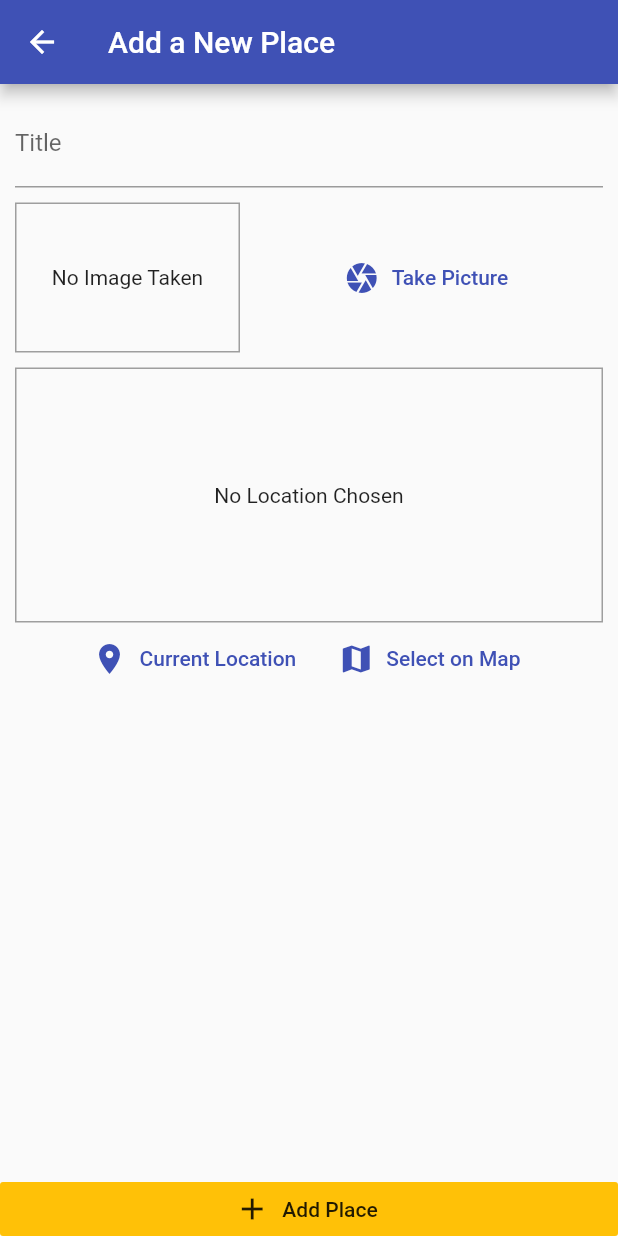
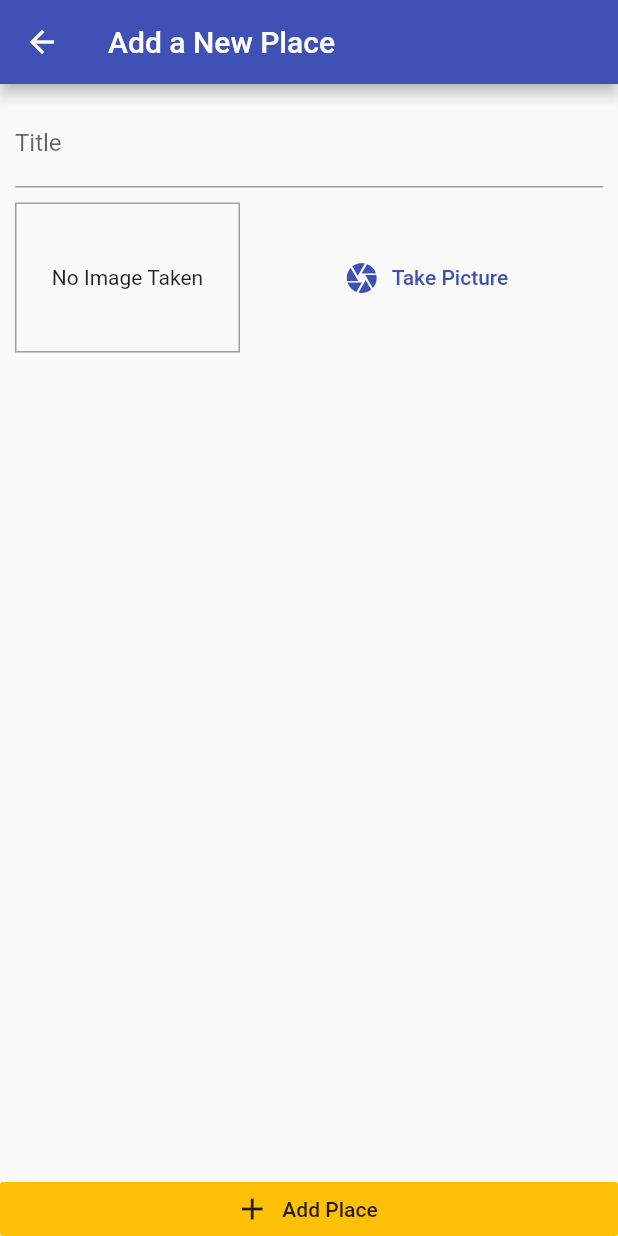
Before and after one commit to marvemakuyana/Places, a Flutter app: the AddPlaceScreen screen opened by its route, after a tap on "Add Place", on a phone screen of 412 x 824 dp. Run offline on Flutter 3.47's test engine with Material 2 defaults, Android fonts, the phone set to English and light mode, and no system bars; our stand-ins replace google_maps_flutter, image_picker, location, sqflite; accounts and stored records are empty.

Commit message:
without location

```diff
--- a/lib/helpers/db_helper.dart
+++ b/lib/helpers/db_helper.dart
@@ -7,7 +7,8 @@ class DBHelper {
   static Future<Database> database() async {
     final dbPath = await sql.getDatabasesPath();
    return sql.openDatabase(path.join(dbPath, 'places.db'), onCreate: (db, version) {
-      return db.execute('CREATE TABLE user_places(id TEXT PRIMARY KEY, title TEXT, image TEXT, loc_lat REAL, loc_lng REAL, address TEXT)');
+     return db.execute('CREATE TABLE user_places(id TEXT PRIMARY KEY, title TEXT, image TEXT)');
+      //return db.execute('CREATE TABLE user_places(id TEXT PRIMARY KEY, title TEXT, image TEXT, loc_lat REAL, loc_lng REAL, address TEXT)');
     }, version:  1);
   }
   static Future<void> insert(String table, Map<String, Object> data) async {
--- a/lib/providers/great_places.dart
+++ b/lib/providers/great_places.dart
@@ -16,18 +16,20 @@ class GreatPlaces with ChangeNotifier {
     return _items.firstWhere((place) => place.id == id);
   }
 
-  Future<void> addPlace(String pickedTitle, File pickedImage, PlaceLocation pickedLocation) async {
-    final address = await LocationHelper.getPlaceAdress(pickedLocation.latitude, pickedLocation.longitude);
-    final updatedLocation = PlaceLocation(
-      latitude: pickedLocation.latitude,
-      longitude: pickedLocation.longitude,
-      address: address,
-    );
+ Future<void> addPlace(String pickedTitle, File pickedImage) async {
+  //Future<void> addPlace(String pickedTitle, File pickedImage, PlaceLocation pickedLocation) async {
+    //final address = await LocationHelper.getPlaceAdress(pickedLocation.latitude, pickedLocation.longitude);
+    // final updatedLocation = PlaceLocation(
+    //   latitude: pickedLocation.latitude,
+    //   longitude: pickedLocation.longitude,
+    //   address: address,
+    // );
     final newplace  = Place(
       id: DateTime.now().toString(),
       image: pickedImage,
       title: pickedTitle,
-      location: updatedLocation,
+      location: null,
+      //location: updatedLocation,
     );
     _items.add(newplace);
     notifyListeners();
@@ -35,9 +37,9 @@ class GreatPlaces with ChangeNotifier {
       'id': newplace.id,
       'title': newplace.title,
       'image': newplace.image.path,
-      'loc_lat': newplace.location.latitude,
-      'loc_lng': newplace.location.longitude,
-      'address': newplace.location.address
+      // 'loc_lat': newplace.location.latitude,
+      // 'loc_lng': newplace.location.longitude,
+      // 'address': newplace.location.address
     });
   }
 
@@ -47,11 +49,12 @@ class GreatPlaces with ChangeNotifier {
       id: item['id'],
       title: item['title'],
       image: File(item['image']),
-      location: PlaceLocation(
-        latitude: item['loc_lat'],
-        longitude: item['loc_lng'],
-        address: item['address'],
-      ),
+      location: null
+      // location: PlaceLocation(
+      //   latitude: item['loc_lat'],
+      //   longitude: item['loc_lng'],
+      //   address: item['address'],
+      // ),
      ),
     ).toList();
     notifyListeners();
--- a/lib/screens/add_place_screen.dart
+++ b/lib/screens/add_place_screen.dart
@@ -18,22 +18,29 @@ class AddPlaceScreen extends StatefulWidget {
 class _AddPlaceScreenState extends State<AddPlaceScreen> {
   final _titleController = TextEditingController();
   File _pickedImage;
-  PlaceLocation _pickedLocation;
+  //PlaceLocation _pickedLocation;
 
   void _selectImage(File pickedImage) {
     _pickedImage = pickedImage;
   }
 
-  void _selectPlace(double lat, double lng) {
-    _pickedLocation = PlaceLocation(latitude: lat, longitude: lng);
-  }
+  // void _selectPlace(double lat, double lng) {
+  //   _pickedLocation = PlaceLocation(latitude: lat, longitude: lng);
+  // }
 
   void _savePlace() {
-    if (_titleController.text.isEmpty || _pickedImage == null || _pickedLocation == null) {
+    if (_titleController.text.isEmpty || _pickedImage == null) {
       return;
     }
-    Provider.of<GreatPlaces>(context, listen: false).addPlace(_titleController.text, _pickedImage, _pickedLocation);
+    Provider.of<GreatPlaces>(context, listen: false)
+        .addPlace(_titleController.text, _pickedImage);
     Navigator.of(context).pop();
+
+  //   if (_titleController.text.isEmpty || _pickedImage == null || _pickedLocation == null) {
+  //     return;
+  //   }
+  //   Provider.of<GreatPlaces>(context, listen: false).addPlace(_titleController.text, _pickedImage, _pickedLocation);
+  //   Navigator.of(context).pop();
   }
 
   @override
@@ -59,7 +66,7 @@ class _AddPlaceScreenState extends State<AddPlaceScreen> {
               SizedBox(height: 10),
               ImageInput(_selectImage),
               SizedBox(height: 10),
-              LocationInput(_selectPlace),
+              //LocationInput(_selectPlace),
               ],
             ),
            ),
--- a/lib/screens/places_list_screen.dart
+++ b/lib/screens/places_list_screen.dart
@@ -36,9 +36,9 @@ class PlacesListScreen extends StatelessWidget {
                   greatPlaces.items[i].image),
                 ),
                 title: Text(greatPlaces.items[i].title),
-                subtitle: Text(greatPlaces.items[i].location.address),
+                //subtitle: Text(greatPlaces.items[i].location.address),
                 onTap: () {
-                  Navigator.of(context).pushNamed(PlaceDetailScreen.routeName, arguments: greatPlaces.items[i].id);
+                 // Navigator.of(context).pushNamed(PlaceDetailScreen.routeName, arguments: greatPlaces.items[i].id);
                 },
             ),
           ),
```
